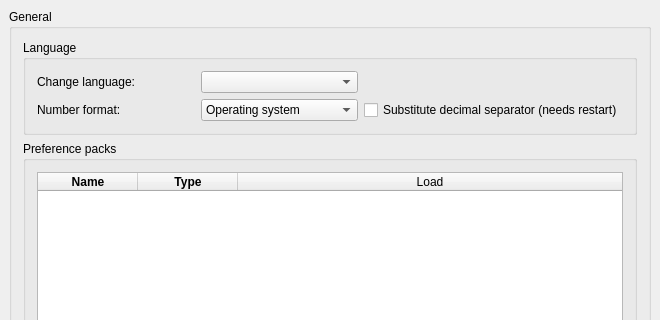
This is src/Gui/DlgGeneral.ui in southseact-3d/fcd as Qt 5 draws it before an edit; both pictures show x 0 to 660 and y 0 to 320 of the 660 by 930 pixel window. The edited form follows.
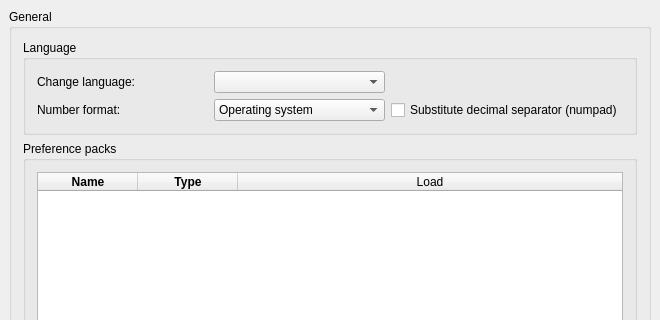
This is the edited form. Custom widgets are drawn as their Qt base class.

Commit message: Gui: add decimal point converter to Translator

The edit to the form file:
```diff
--- a/src/Gui/DlgGeneral.ui
+++ b/src/Gui/DlgGeneral.ui
@@ -108,7 +108,7 @@
             <string>If enabled, numerical keypad decimal separator will be substituted with locale separator</string>
            </property>
            <property name="text">
-            <string>Substitute decimal separator (needs restart)</string>
+             <string>Substitute decimal separator (numpad)</string>
            </property>
            <property name="prefEntry" stdset="0">
             <cstring>SubstituteDecimalSeparator</cstring>
```
Lines whose indentation alone changed are shown as unchanged. The commit also changes 7 other files.
